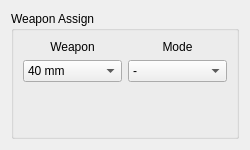
MiftahSalam/FA-FCS-2020-HMI, file src/view/panel/wap/frame_weapon_assign.ui: the form before one commit.
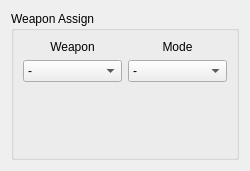
The form after the commit.

The edit to the form file:
```diff
--- a/src/view/panel/wap/frame_weapon_assign.ui
+++ b/src/view/panel/wap/frame_weapon_assign.ui
@@ -7,7 +7,7 @@
     <x>0</x>
     <y>0</y>
     <width>250</width>
-    <height>150</height>
+    <height>171</height>
    </rect>
   </property>
   <property name="sizePolicy">
@@ -57,6 +57,11 @@
               <height>0</height>
              </size>
             </property>
+            <item>
+             <property name="text">
+              <string>-</string>
+             </property>
+            </item>
             <item>
              <property name="text">
               <string>40 mm</string>
```
